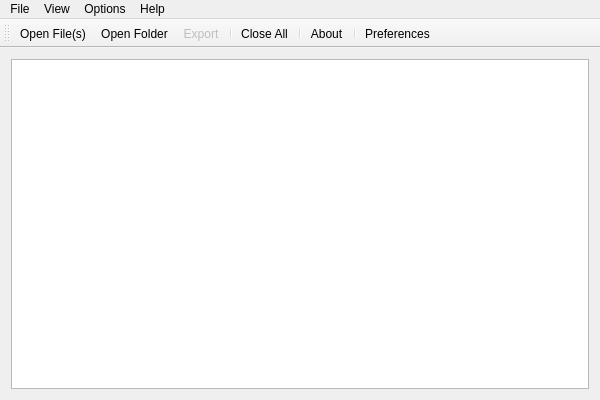
Qt form Source/GUI/Qt/mainwindow.ui (MediaArea/MediaInfo) before a commit.
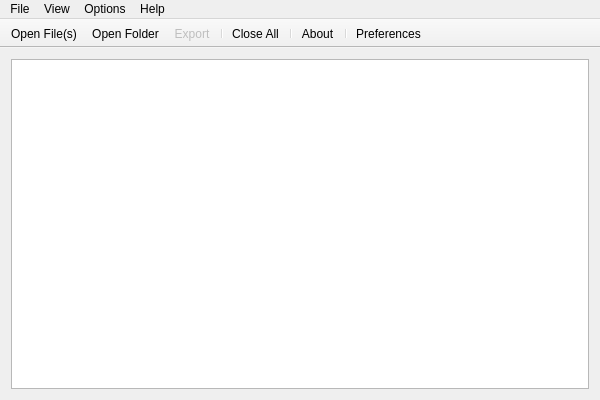
The same form after that commit. Icons and pictures are not drawn.

Commit message: Qt GUI: Disable moving toolbar.

Patch:
```diff
--- a/Source/GUI/Qt/mainwindow.ui
+++ b/Source/GUI/Qt/mainwindow.ui
@@ -100,6 +100,9 @@
    <property name="windowTitle">
     <string>toolBar</string>
    </property>
+   <property name="movable">
+    <bool>false</bool>
+   </property>
    <property name="orientation">
     <enum>Qt::Horizontal</enum>
    </property>
```
Left out of the diff: 2 changed lines with no effect on the pictures.
